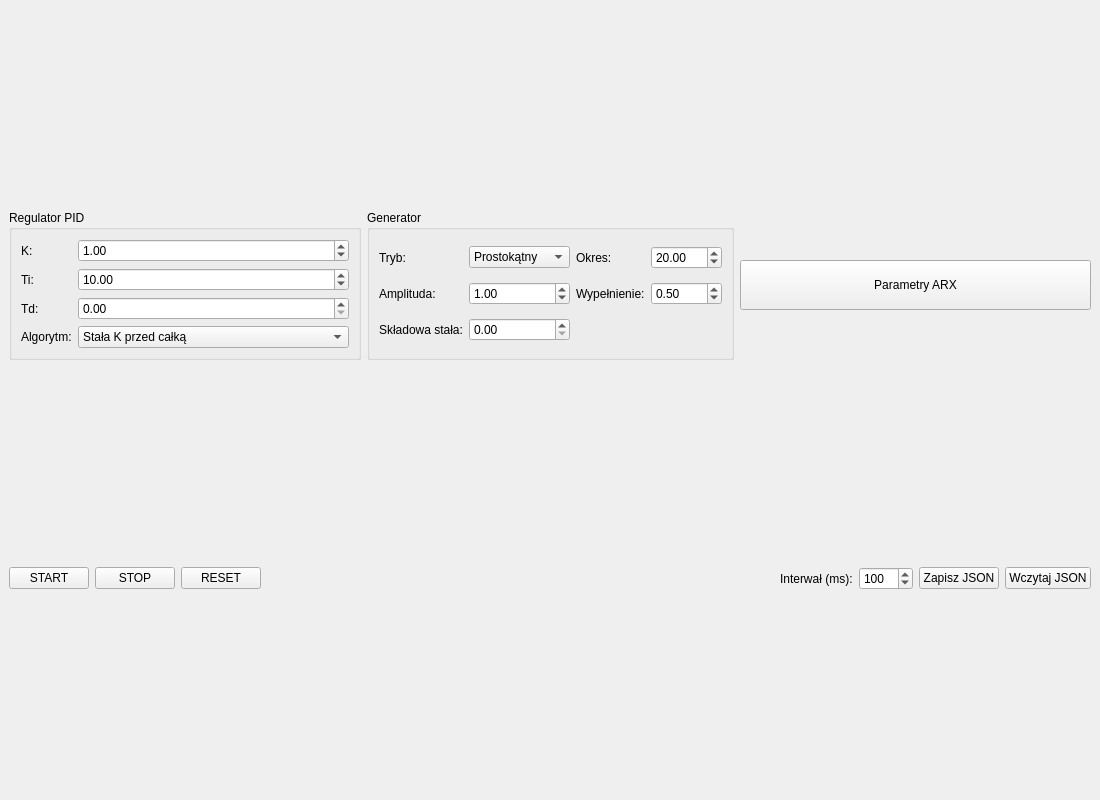
First picture: the form in mainwindow.ui, repository MichalWalterowski/projektUAR, before the edit.
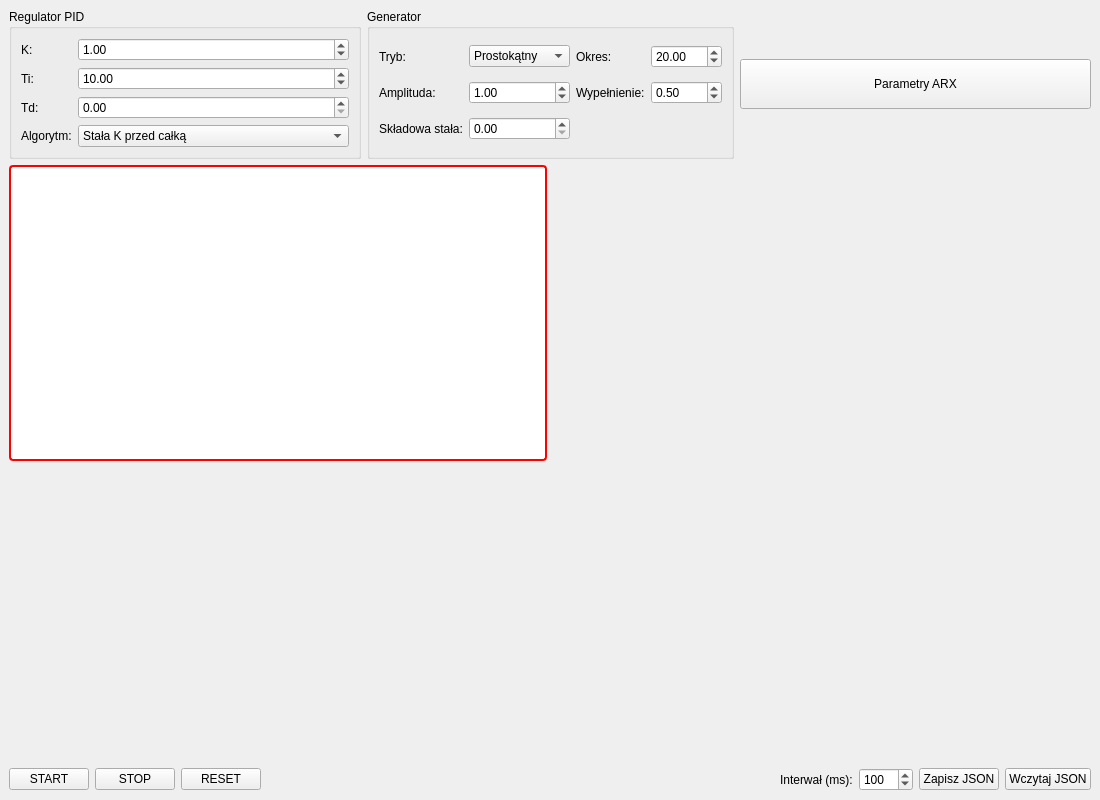
Second picture: the form after the edit. Icons and pictures are not drawn.

Patch:
```diff
--- a/mainwindow.ui
+++ b/mainwindow.ui
@@ -23,7 +23,7 @@
    <iconset theme="QIcon::ThemeIcon::EditSelectAll"/>
   </property>
   <widget class="QWidget" name="centralwidget">
-   <layout class="QVBoxLayout" name="verticalLayout" stretch="0,0,0">
+   <layout class="QVBoxLayout" name="verticalLayout" stretch="0,1,0">
     <item>
      <layout class="QHBoxLayout" name="horizontalLayoutParams">
       <item>
@@ -144,9 +144,6 @@
          </item>
          <item row="0" column="3">
           <widget class="QDoubleSpinBox" name="spinOkres">
-           <property name="minimum">
-            <double>0.100000000000000</double>
-           </property>
            <property name="maximum">
             <double>9999.000000000000000</double>
            </property>
@@ -201,7 +198,95 @@
      </layout>
     </item>
     <item>
-     <layout class="QGridLayout" name="gridLayoutCharts"/>
+     <layout class="QGridLayout" name="gridLayoutCharts">
+      <item row="0" column="0">
+       <widget class="QFrame" name="framePlotY">
+        <property name="styleSheet">
+         <string notr="true">QFrame#framePlotY { border: 2px solid red; background-color: white; border-radius: 4px; }</string>
+        </property>
+        <layout class="QVBoxLayout" name="layoutPlotY">
+         <property name="leftMargin">
+          <number>2</number>
+         </property>
+         <property name="topMargin">
+          <number>2</number>
+         </property>
+         <property name="rightMargin">
+          <number>2</number>
+         </property>
+         <property name="bottomMargin">
+          <number>2</number>
+         </property>
+        </layout>
+       </widget>
+      </item>
+      <item row="0" column="1">
+       <widget class="QFrame" name="framePlotError">
+        <property name="autoFillBackground">
+         <bool>false</bool>
+        </property>
+        <property name="styleSheet">
+         <string notr="true"/>
+        </property>
+        <layout class="QVBoxLayout" name="layoutPlotError">
+         <property name="leftMargin">
+          <number>2</number>
+         </property>
+         <property name="topMargin">
+          <number>2</number>
+         </property>
+         <property name="rightMargin">
+          <number>2</number>
+         </property>
+         <property name="bottomMargin">
+          <number>2</number>
+         </property>
+        </layout>
+       </widget>
+      </item>
+      <item row="1" column="0">
+       <widget class="QFrame" name="framePlotU">
+        <property name="styleSheet">
+         <string notr="true"/>
+        </property>
+        <layout class="QVBoxLayout" name="layoutPlotU">
+         <property name="leftMargin">
+          <number>2</number>
+         </property>
+         <property name="topMargin">
+          <number>2</number>
+         </property>
+         <property name="rightMargin">
+          <number>2</number>
+         </property>
+         <property name="bottomMargin">
+          <number>2</number>
+         </property>
+        </layout>
+       </widget>
+      </item>
+      <item row="1" column="1">
+       <widget class="QFrame" name="framePlotUComp">
+        <property name="styleSheet">
+         <string notr="true"/>
+        </property>
+        <layout class="QVBoxLayout" name="layoutPlotUComp">
+         <property name="leftMargin">
+          <number>2</number>
+         </property>
+         <property name="topMargin">
+          <number>2</number>
+         </property>
+         <property name="rightMargin">
+          <number>2</number>
+         </property>
+         <property name="bottomMargin">
+          <number>2</number>
+         </property>
+        </layout>
+       </widget>
+      </item>
+     </layout>
     </item>
     <item>
      <layout class="QHBoxLayout" name="horizontalLayoutBtns">
```
Left out of the diff: 3 changed lines with no effect on the pictures.
